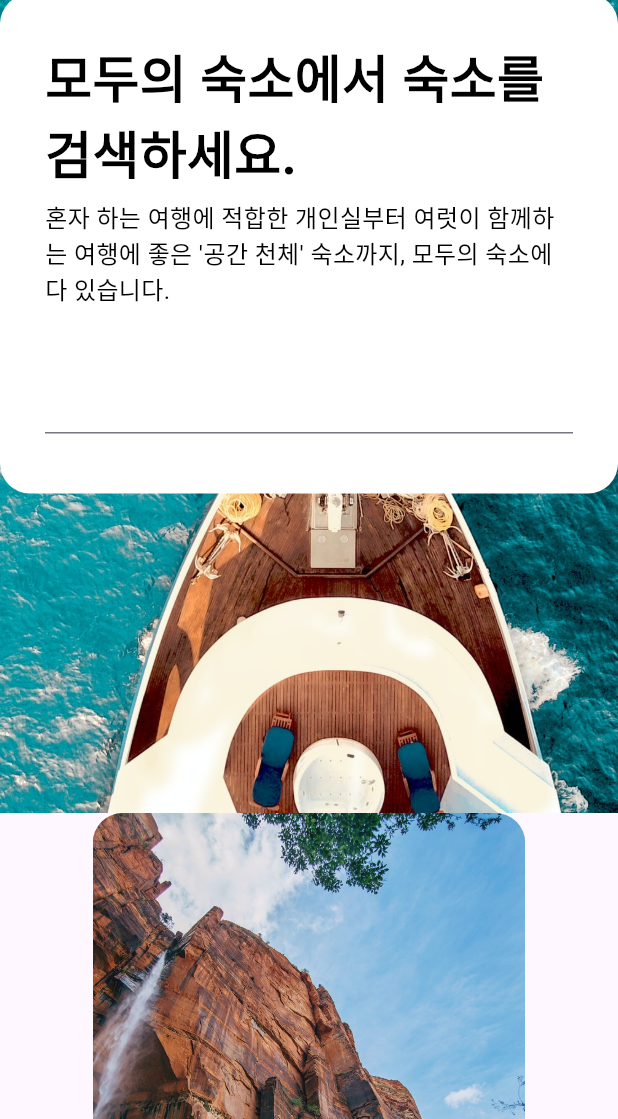
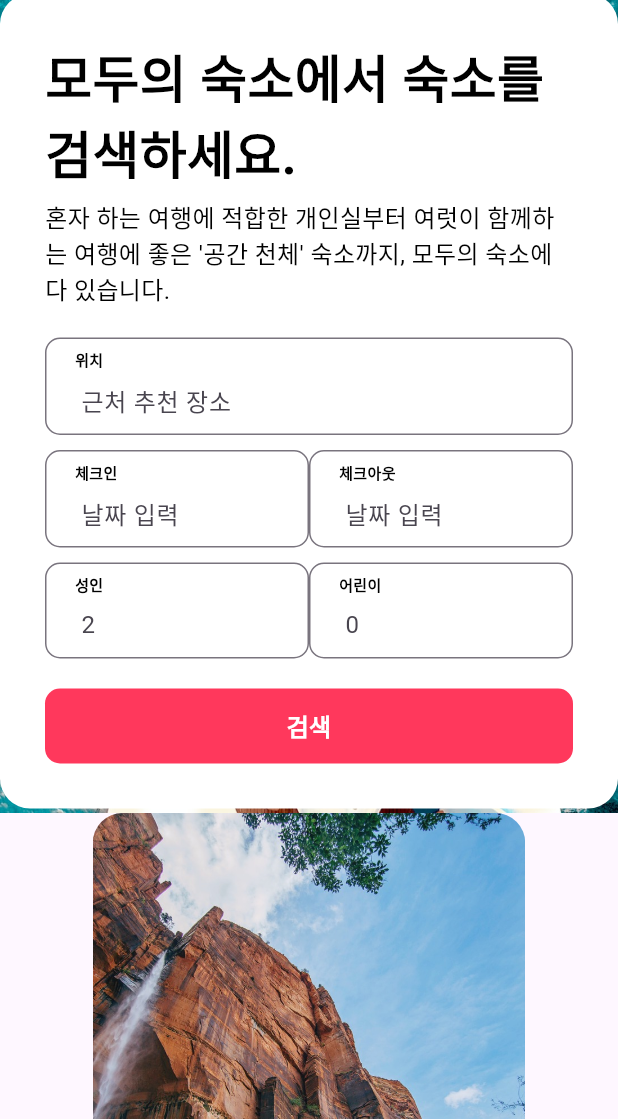
Before and after one commit to LifeIsOne/Flutter-airbnb-web, a Flutter app: the screen it shows after launch, on a phone screen of 412 x 824 dp, the part 117-1236 px from its top. Run offline on Flutter 3.47's test engine with Material 3 defaults, Android fonts, the phone set to English and light mode, and no system bars.

Commit message:
HomeHeader 완료

```diff
--- /dev/null
+++ b/lib/components/common/CommonFormFile.dart
@@ -0,0 +1,44 @@
+import 'package:flutter/material.dart';
+
+import '../../styles.dart';
+
+class CommonFormField extends StatelessWidget {
+  final hintText; // 안내 텍스트
+  final prefixText; // 접두사 텍스트
+
+  const CommonFormField({
+    required this.prefixText, // required 를 붙여 꼭 받아야 한다고 알림. final이잖아.
+    required this.hintText,
+  });
+
+  @override
+  Widget build(BuildContext context) {
+    return Stack(
+      children: [
+        TextFormField(
+          textAlignVertical: TextAlignVertical.bottom,
+          // TextFormFiled 내부를 세로로 정렬!
+          decoration: InputDecoration(
+            // 3. TextFormFiled 내부에 패딩을 줄 수 있다
+            contentPadding: EdgeInsets.only(top: 30, left: 20, bottom: 10),
+            hintText: hintText,
+            border: OutlineInputBorder(
+              borderRadius: BorderRadius.circular(10),
+            ),
+            focusedBorder: OutlineInputBorder(
+                borderRadius: BorderRadius.circular(10),
+                borderSide: BorderSide(
+                  color: Colors.black,
+                  width: 2,
+                )),
+          ),
+        ),
+        Positioned(
+            top: 8,
+            left: 20,
+            child: Text(prefixText, style: overLine()) // 상단 취소선을 그리는 스타일 적용
+            ),
+      ],
+    );
+  }
+}
--- a/lib/components/home/home_header_form.dart
+++ b/lib/components/home/home_header_form.dart
@@ -1,7 +1,9 @@
 import 'package:flutter/material.dart';
+import 'package:flutter_airbnb/constants.dart';
 
 import '../../size.dart';
 import '../../styles.dart';
+import '../common/CommonFormFile.dart';
 
 class HomeHeaderForm extends StatelessWidget {
   const HomeHeaderForm({
@@ -57,43 +59,50 @@ class HomeHeaderForm extends StatelessWidget {
   Column _buildFormField() {
     return Column(
       children: [
-        CommonFormField(
-            // prefixText: "위치",
-            // hintText: "근처 추천 장소",
-            ),
+        CommonFormField(prefixText: "위치", hintText: "근처 추천 장소"),
         SizedBox(height: gap_s),
         Row(
-          children: [Column()],
-        )
+          children: [
+            Expanded(
+                child: CommonFormField(prefixText: "체크인", hintText: "날짜 입력")),
+            Expanded(
+                child: CommonFormField(prefixText: "체크아웃", hintText: "날짜 입력")),
+          ],
+        ),
+        SizedBox(
+          height: gap_s,
+        ),
+        Row(
+          children: [
+            Expanded(child: CommonFormField(prefixText: "성인", hintText: "2")),
+            Expanded(child: CommonFormField(prefixText: "어린이", hintText: "0")),
+          ],
+        ),
+        SizedBox(
+          height: gap_m,
+        ),
       ],
     );
   }
 
-  Column _buildFormSubmit() {
-    return Column(// TODO :
-
-        );
-  }
-}
-
-class CommonFormField extends StatelessWidget {
-  const CommonFormField({
-    super.key,
-  });
-
-  @override
-  Widget build(BuildContext context) {
-    return Stack(
-      children: [
-        TextFormField(
-          textAlignVertical: TextAlignVertical.bottom,
-          // TextFormFiled 내부를 세로로 정렬!
-          decoration: InputDecoration(
-            // 3. TextFormFiled 내부에 패딩을 줄 수 있다
-            contentPadding: EdgeInsets.only(top: 30, left: 20, bottom: 10),
-          ),
-        )
-      ],
+  Widget _buildFormSubmit() {
+    return SizedBox(
+      width: double.infinity,
+      height: 50,
+      child: TextButton(
+        style: TextButton.styleFrom(
+            backgroundColor: kAccentColor,
+            shape: RoundedRectangleBorder(
+              borderRadius: BorderRadius.circular(10),
+            )),
+        onPressed: () {
+          print("검색 클릭됨");
+        },
+        child: Text(
+          "검색",
+          style: subtitle1(mColor: Colors.white),
+        ),
+      ),
     );
   }
 }
--- a/lib/constants.dart
+++ b/lib/constants.dart
@@ -1,3 +1,3 @@
 import 'dart:ui';
 
-const kAccentColor = Color(0xFFF385C);
+const kAccentColor = Color(0xFFFF385C);
```
